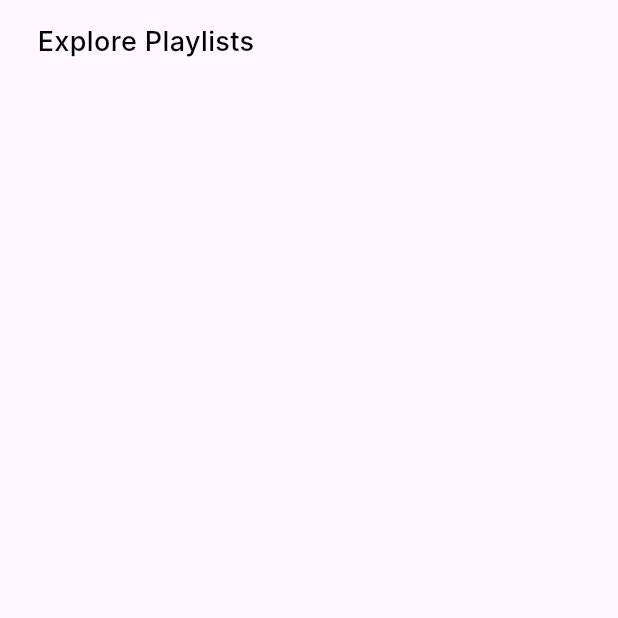
After one commit to shubh8469-tech/music_player, a Flutter app: the Homescreen screen opened directly, on a phone screen of 412 x 824 dp, the top half of it. The commit adds this screen. Run offline on Flutter 3.47's test engine with Material 3 defaults, Android fonts, the phone set to English and light mode, and no system bars; our stand-ins replace bloc, flutter_bloc, flutter_screenutil, flutter_svg; Roboto replaces fonts that are missing (Inter).

Commit message:
Scanfile loading screen UI created. Home dashboard created.

```diff
--- a/lib/main.dart
+++ b/lib/main.dart
@@ -3,6 +3,7 @@ import 'package:flutter_bloc/flutter_bloc.dart';
 import 'package:music_app/screens/Splash&Setup/permission.dart';
 import 'package:music_app/screens/Splash&Setup/splashScreen.dart';
 import 'package:flutter_localizations/flutter_localizations.dart';
+import 'package:music_app/screens/dashboard/dashboardScreen.dart';
 import 'GlobalBloc/languageBloc/language_bloc.dart';
 import 'l10n/l10n.dart';
 import 'package:flutter_screenutil/flutter_screenutil.dart';
@@ -38,6 +39,7 @@ class MyApp extends StatelessWidget {
     return BlocBuilder<LanguageBloc, LanguageState>(
       builder: (context, state) {
         return MaterialApp(
+          debugShowCheckedModeBanner: false,
           title: 'Flutter Demo',
           theme: ThemeData(
             colorScheme: ColorScheme.fromSeed(seedColor: Colors.deepPurple),
@@ -50,7 +52,7 @@ class MyApp extends StatelessWidget {
             GlobalWidgetsLocalizations.delegate,
             GlobalCupertinoLocalizations.delegate,
           ],
-          home: PermissionPage(),
+          home: DashboardScreen(),
         );
       },
     );
--- a/lib/screens/Splash&Setup/sync_progress.dart
+++ b/lib/screens/Splash&Setup/sync_progress.dart
@@ -71,7 +71,7 @@ class _SyncProgressState extends State<SyncProgress>
                 animation: _controller,
                 builder: (context, child) {
                   return Padding(
-                    padding: EdgeInsets.symmetric(horizontal: 40, vertical: 10),
+                    padding: EdgeInsets.symmetric(horizontal: 40.w, vertical: 10.h),
                     child: Column(
                       children: [
                         Row(
@@ -101,8 +101,7 @@ class _SyncProgressState extends State<SyncProgress>
                           color: AppColors.primaryOrange,
                           borderRadius: BorderRadius.circular(10),
                         ),
-                        const SizedBox(height: 16),
-                        // Show percentage text
+                        SizedBox(height: 16.h),
                       ],
                     ),
                   );
--- /dev/null
+++ b/lib/screens/tabs/home/homeScreen.dart
@@ -0,0 +1,29 @@
+import 'package:flutter/material.dart';
+import 'package:music_app/themes/font.dart';
+
+import '../../../commonWidgets/textWidget.dart';
+
+class Homescreen extends StatefulWidget {
+  const Homescreen({super.key});
+
+  @override
+  State<Homescreen> createState() => _HomescreenState();
+}
+
+class _HomescreenState extends State<Homescreen> {
+  @override
+  Widget build(BuildContext context) {
+    return Scaffold(
+      body: Padding(
+        padding: EdgeInsets.symmetric(horizontal: 25, vertical: 15),
+        child: Column(
+          children: [
+
+            Texts('Explore Playlists', fontSize: 18, fontWeight: AppFontWeights.medium, fontFamily: AppFonts.inter,),
+
+          ],
+        ),
+      ),
+    );
+  }
+}
--- a/lib/themes/color.dart
+++ b/lib/themes/color.dart
@@ -3,6 +3,7 @@ import 'package:flutter/material.dart';
 class AppColors {
   static const Color primaryOrange = Color(0xFFE57800);
   static const Color white = Color(0xFFFFFFFF);
+  static const Color black = Color(0xFF000000);
 
   /// Grey Shades
   static const Color mediumDarkGrey = Color(0xFFCFC9C9);
```
Also changed, not shown: lib/screens/dashboard/dashboardScreen.dart (added, +83 -0 lines), assets/png/music.png (added), assets/svg/drawer.svg (added), assets/svg/favorites.svg (added), assets/svg/home.svg (added), assets/svg/mostPlayed.svg (added), assets/svg/musicLibrary.svg (added), assets/svg/recentlyAdded.svg (added), assets/svg/search.svg (added), assets/svg/setting.svg (added), assets/svg/themeBrush.svg (added), lib/generated/assets.dart.
